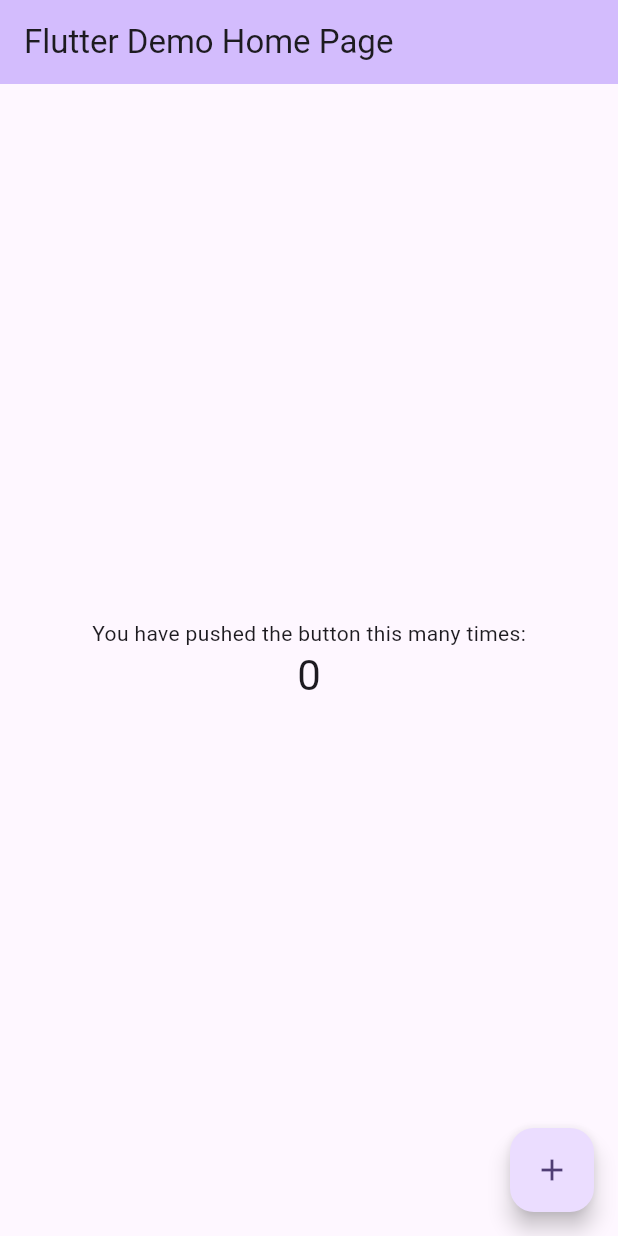
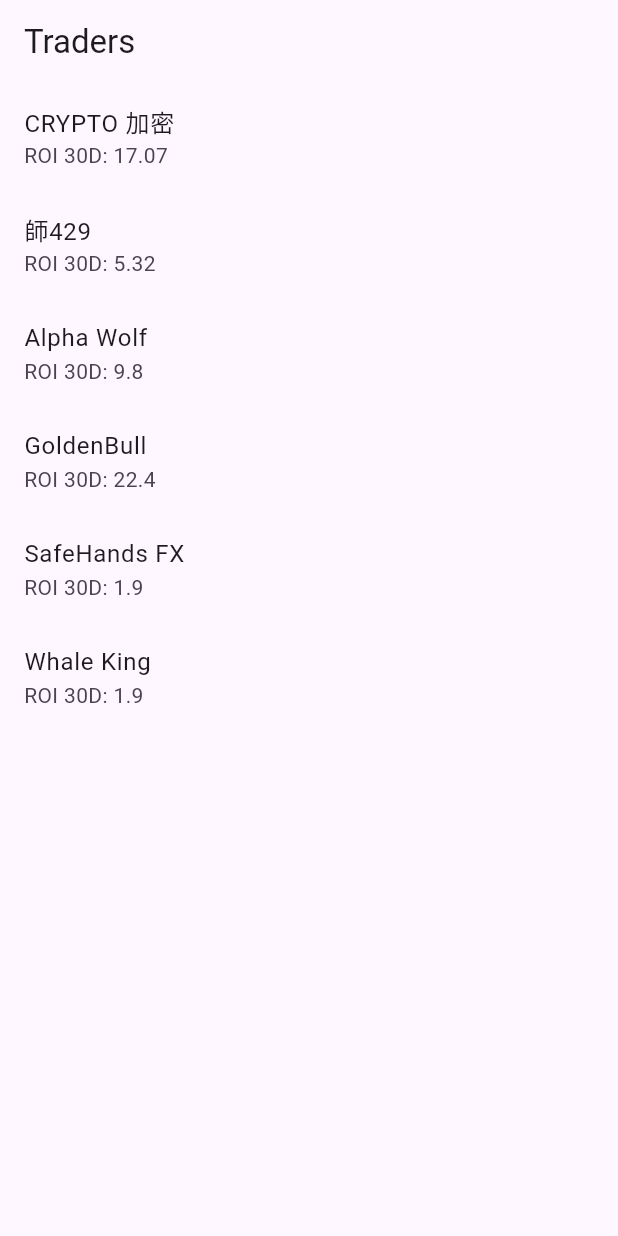
Before and after one commit to Akkarapa-Ryu/take_home_assignment, a Flutter app: the screen it shows after launch, on a phone screen of 412 x 824 dp. Run offline on Flutter 3.47's test engine with Material 3 defaults, Android fonts, the phone set to English and light mode, and no system bars; our stand-ins replace flutter_riverpod.

Commit message:
add_21-aug-2026
new file for setup Data to Flutter, Riverpod

```diff
--- a/lib/main.dart
+++ b/lib/main.dart
@@ -1,125 +1,113 @@
+import 'dart:math';
+
+import 'package:flutter/foundation.dart';
 import 'package:flutter/material.dart';
+import 'package:flutter_riverpod/flutter_riverpod.dart';
+import 'package:take_home_assignment/providers/trader_provider.dart';
 
 void main() {
-  runApp(const MyApp());
+  runApp(const ProviderScope(child: MyApp()));
 }
 
 class MyApp extends StatelessWidget {
   const MyApp({super.key});
 
-  // This widget is the root of your application.
   @override
   Widget build(BuildContext context) {
     return MaterialApp(
-      title: 'Flutter Demo',
-      theme: ThemeData(
-        // This is the theme of your application.
-        //
-        // TRY THIS: Try running your application with "flutter run". You'll see
-        // the application has a purple toolbar. Then, without quitting the app,
-        // try changing the seedColor in the colorScheme below to Colors.green
-        // and then invoke "hot reload" (save your changes or press the "hot
-        // reload" button in a Flutter-supported IDE, or press "r" if you used
-        // the command line to start the app).
-        //
-        // Notice that the counter didn't reset back to zero; the application
-        // state is not lost during the reload. To reset the state, use hot
-        // restart instead.
-        //
-        // This works for code too, not just values: Most code changes can be
-        // tested with just a hot reload.
-        colorScheme: ColorScheme.fromSeed(seedColor: Colors.deepPurple),
-        useMaterial3: true,
-      ),
-      home: const MyHomePage(title: 'Flutter Demo Home Page'),
+      debugShowCheckedModeBanner: false,
+      // title: 'Flutter Demo',
+      // theme: ThemeData(
+      //   colorScheme: ColorScheme.fromSeed(seedColor: Colors.deepPurple),
+      //   useMaterial3: true,
+      // ),
+      home: const TraderPage(),
     );
   }
 }
 
-class MyHomePage extends StatefulWidget {
-  const MyHomePage({super.key, required this.title});
-
-  // This widget is the home page of your application. It is stateful, meaning
-  // that it has a State object (defined below) that contains fields that affect
-  // how it looks.
-
-  // This class is the configuration for the state. It holds the values (in this
-  // case the title) provided by the parent (in this case the App widget) and
-  // used by the build method of the State. Fields in a Widget subclass are
-  // always marked "final".
-
-  final String title;
+class TraderPage extends ConsumerWidget {
+  const TraderPage({super.key});
 
   @override
-  State<MyHomePage> createState() => _MyHomePageState();
+  Widget build(
+    BuildContext context,
+    WidgetRef ref,
+  ) {
+    final traders = ref.watch(traderProvider);
+    return Scaffold(
+        appBar: AppBar(
+          title: const Text('Traders'),
+        ),
+        body: traders.when(loading: () {
+          return const Center(
+            child: CircularProgressIndicator(),
+          );
+        }, error: (error, stackTrace) {
+          return Center(
+            child: Text('Error: $error'),
+          );
+        }, data: (traders) {
+          return ListView.builder(
+              itemCount: traders.length,
+              itemBuilder: (context, index) {
+                final trader = traders[index];
+                return ListTile(
+                  // leading: CircleAvatar(
+                  //   backgroundImage: NetworkImage(trader.avatarUrl),
+                  // ),
+                  title: Text(trader.name),
+                  subtitle: Text('ROI 30D: ${trader.roi30d}'),
+                );
+              });
+        }));
+  }
 }
 
-class _MyHomePageState extends State<MyHomePage> {
-  int _counter = 0;
+// class MyHomePage extends StatefulWidget {
+//   const MyHomePage({super.key, required this.title});
 
-  void _incrementCounter() {
-    setState(() {
-      // This call to setState tells the Flutter framework that something has
-      // changed in this State, which causes it to rerun the build method below
-      // so that the display can reflect the updated values. If we changed
-      // _counter without calling setState(), then the build method would not be
-      // called again, and so nothing would appear to happen.
-      _counter++;
-    });
-  }
+//   final String title;
 
-  @override
-  Widget build(BuildContext context) {
-    // This method is rerun every time setState is called, for instance as done
-    // by the _incrementCounter method above.
-    //
-    // The Flutter framework has been optimized to make rerunning build methods
-    // fast, so that you can just rebuild anything that needs updating rather
-    // than having to individually change instances of widgets.
-    return Scaffold(
-      appBar: AppBar(
-        // TRY THIS: Try changing the color here to a specific color (to
-        // Colors.amber, perhaps?) and trigger a hot reload to see the AppBar
-        // change color while the other colors stay the same.
-        backgroundColor: Theme.of(context).colorScheme.inversePrimary,
-        // Here we take the value from the MyHomePage object that was created by
-        // the App.build method, and use it to set our appbar title.
-        title: Text(widget.title),
-      ),
-      body: Center(
-        // Center is a layout widget. It takes a single child and positions it
-        // in the middle of the parent.
-        child: Column(
-          // Column is also a layout widget. It takes a list of children and
-          // arranges them vertically. By default, it sizes itself to fit its
-          // children horizontally, and tries to be as tall as its parent.
-          //
-          // Column has various properties to control how it sizes itself and
-          // how it positions its children. Here we use mainAxisAlignment to
-          // center the children vertically; the main axis here is the vertical
-          // axis because Columns are vertical (the cross axis would be
-          // horizontal).
-          //
-          // TRY THIS: Invoke "debug painting" (choose the "Toggle Debug Paint"
-          // action in the IDE, or press "p" in the console), to see the
-          // wireframe for each widget.
-          mainAxisAlignment: MainAxisAlignment.center,
-          children: <Widget>[
-            const Text(
-              'You have pushed the button this many times:',
-            ),
-            Text(
-              '$_counter',
-              style: Theme.of(context).textTheme.headlineMedium,
-            ),
-          ],
-        ),
-      ),
-      floatingActionButton: FloatingActionButton(
-        onPressed: _incrementCounter,
-        tooltip: 'Increment',
-        child: const Icon(Icons.add),
-      ), // This trailing comma makes auto-formatting nicer for build methods.
-    );
-  }
-}
+//   @override
+//   State<MyHomePage> createState() => _MyHomePageState();
+// }
+
+// class _MyHomePageState extends State<MyHomePage> {
+//   int _counter = 0;
+
+//   void _incrementCounter() {
+//     setState(() {
+//       _counter++;
+//     });
+//   }
+
+//   @override
+//   Widget build(BuildContext context) {
+//     return Scaffold(
+//       appBar: AppBar(
+//         backgroundColor: Theme.of(context).colorScheme.inversePrimary,
+//         title: Text(widget.title),
+//       ),
+//       body: Center(
+//         child: Column(
+//           mainAxisAlignment: MainAxisAlignment.center,
+//           children: <Widget>[
+//             const Text(
+//               'You have pushed the button this many times:',
+//             ),
+//             Text(
+//               '$_counter',
+//               style: Theme.of(context).textTheme.headlineMedium,
+//             ),
+//           ],
+//         ),
+//       ),
+//       floatingActionButton: FloatingActionButton(
+//         onPressed: _incrementCounter,
+//         tooltip: 'Increment',
+//         child: const Icon(Icons.add),
+//       ), // This trailing comma makes auto-formatting nicer for build methods.
+//     );
+//   }
+// }
--- a/pubspec.yaml
+++ b/pubspec.yaml
@@ -36,6 +36,7 @@ dependencies:
   # Use with the CupertinoIcons class for iOS style icons.
   cupertino_icons: ^1.0.6
   flutter_riverpod: ^2.6.1
+  json_annotation: ^4.9.0
 
 dev_dependencies:
   flutter_test:
@@ -47,6 +48,8 @@ dev_dependencies:
   # package. See that file for information about deactivating specific lint
   # rules and activating additional ones.
   flutter_lints: ^3.0.0
+  json_serializable: ^6.8.0
+  build_runner: ^2.4.9
 
 # For information on the generic Dart part of this file, see the
 # following page: https://dart.dev/tools/pub/pubspec
@@ -58,6 +61,8 @@ flutter:
   # included with your application, so that you can use the icons in
   # the material Icons class.
   uses-material-design: true
+  assets:
+    - assets/raw_data.json
 
   # To add assets to your application, add an assets section, like this:
   # assets:
```
Also changed, not shown: assets/raw_data.json (added, +102 -0 lines), lib/models/trader.dart (added, +38 -0 lines), lib/providers/trader_provider.dart (added, +13 -0 lines), lib/services/json_service.dart (added, +22 -0 lines), README.txt (added), lib/models/trader.g.dart (added), lib/profile_list.dart (added), pubspec.lock.
